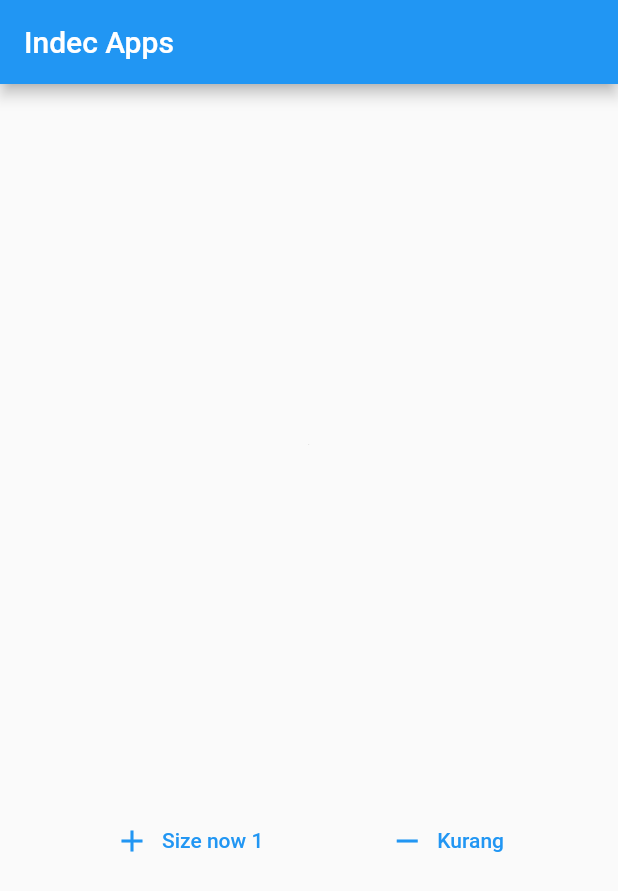
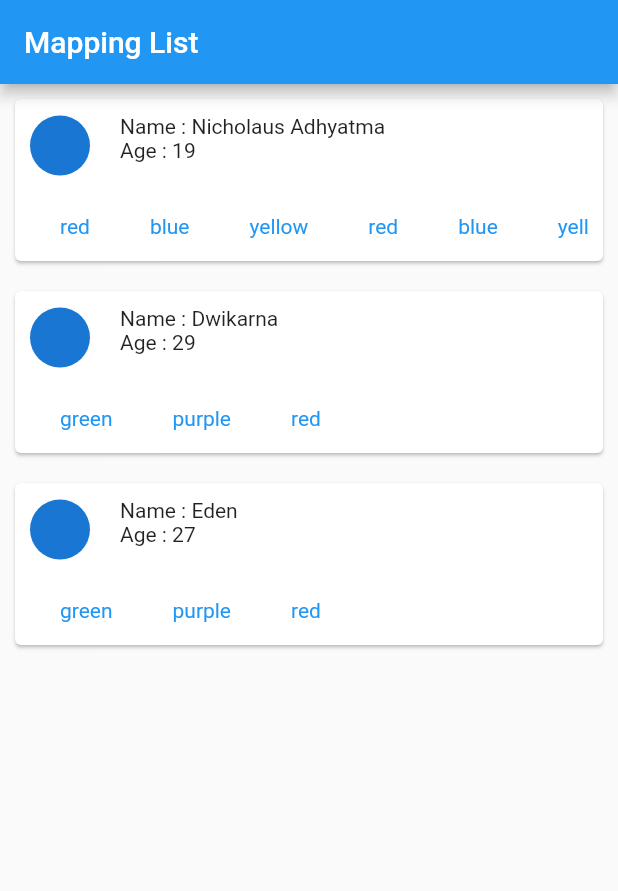
Before and after one commit to NichoAdhyatma/_fundamental_flutter_1, a Flutter app: the screen it shows after launch, on a phone screen of 412 x 824 dp. Shown: the top 891 px of the screen. Run offline on Flutter 3.47's test engine with Material 2 defaults, Android fonts, the phone set to English and light mode, and no system bars; our stand-ins replace faker.

Commit message:
map.list

```diff
--- a/lib/exact_widget.dart
+++ b/lib/exact_widget.dart
@@ -1,5 +1,3 @@
-import 'dart:ui';
-
 import 'package:flutter/material.dart';
 import 'package:faker/faker.dart';
 
--- a/lib/main.dart
+++ b/lib/main.dart
@@ -1,56 +1,118 @@
 import 'package:flutter/material.dart';
 
-void main() => runApp(const MyApp());
-
-class MyApp extends StatefulWidget {
-  const MyApp({super.key});
-
-  @override
-  State<MyApp> createState() => _MyAppState();
+void main() {
+  runApp(MyApp());
 }
 
-class _MyAppState extends State<MyApp> {
-  int initNumber = 1;
+class MyApp extends StatelessWidget {
+  MyApp({super.key});
+  final List<Map<String, dynamic>> mylist = [
+    {
+      "name": "Nicholaus Adhyatma",
+      "age": 19,
+      "fav_color": [
+        "red",
+        "blue",
+        "yellow",
+        "red",
+        "blue",
+        "yellow",
+      ],
+    },
+    {
+      "name": "Dwikarna",
+      "age": 29,
+      "fav_color": [
+        "green",
+        "purple",
+        "red",
+      ],
+    },
+    {
+      "name": "Eden",
+      "age": 27,
+      "fav_color": [
+        "green",
+        "purple",
+        "red",
+      ],
+    },
+  ];
 
   @override
   Widget build(BuildContext context) {
     return MaterialApp(
+      debugShowCheckedModeBanner: false,
       home: Scaffold(
         appBar: AppBar(
-          title: const Text("Indec Apps"),
+          title: const Text("Mapping List"),
         ),
-        body: Column(
-          mainAxisAlignment: MainAxisAlignment.spaceEvenly,
+        body: ListView(
+          children: mylist.map(
+            (data) {
+              List favColor = data["fav_color"];
+              return Card(
+                margin: const EdgeInsets.all(10),
+                child: Container(
+                  padding: const EdgeInsets.all(10),
+                  child: Column(
+                    crossAxisAlignment: CrossAxisAlignment.start,
                     children: [
-            Text(
-              "$initNumber",
-              style: TextStyle(fontSize: initNumber.toDouble()),
+                      Row(
+                        children: [
+                          const CircleAvatar(),
+                          const SizedBox(
+                            width: 20,
+                            height: 20,
                           ),
-            Row(
-              mainAxisAlignment: MainAxisAlignment.spaceEvenly,
+                          Column(
+                            crossAxisAlignment: CrossAxisAlignment.start,
                             children: [
-                TextButton.icon(
-                  onPressed: () {
-                    setState(() {
-                      initNumber++;
-                    });
-                  },
-                  icon: const Icon(Icons.add),
-                  label: Text("Size now $initNumber"),
-                ),
-                TextButton.icon(
-                  onPressed: () {
-                    setState(() {
-                      initNumber > 1 ? initNumber-- : null;
-                    });
-                  },
-                  icon: const Icon(Icons.remove),
-                  label: const Text("Kurang"),
+                              Text("Name : ${data["name"]}"),
+                              Text("Age : ${data["age"]}"),
+                              const SizedBox(
+                                height: 10,
+                                width: 10,
                               ),
                             ],
                           ),
                         ],
                       ),
+                      const SizedBox(
+                        height: 20,
+                      ),
+                      SingleChildScrollView(
+                        scrollDirection: Axis.horizontal,
+                        child: Row(
+                          children: favColor
+                              .map(
+                                (color) => Container(
+                                  padding: const EdgeInsets.symmetric(
+                                    horizontal: 10,
+                                    vertical: 5,
+                                  ),
+                                  margin: const EdgeInsets.symmetric(
+                                    horizontal: 10,
+                                    vertical: 0,
+                                  ),
+                                  child: Text(
+                                    "$color",
+                                    style: const TextStyle(
+                                      color: Colors.blue,
+                                    ),
+                                  ),
+                                ),
+                              )
+                              .toList(),
+                        ),
+                      )
+                    ],
+                  ),
+                ),
+              );
+            },
+          ).toList(),
+        ),
       ),
     );
   }
```
Also changed, not shown: lib/stateless_widget.dart (renamed from lib/widget.dart), 1 other file. Lines whose indentation alone changed are shown as unchanged.
